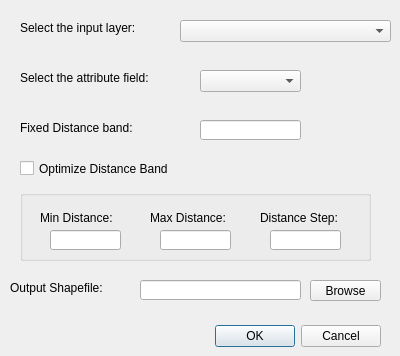
First picture: the form in hotspot_analysis_dialog_base.ui, repository stanly3690/HotSpotAnalysis_Plugin, before the edit.
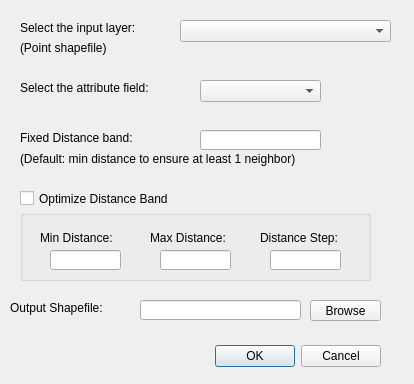
Second picture: the form after the edit.

Diff of the .ui file:
```diff
--- a/hotspot_analysis_dialog_base.ui
+++ b/hotspot_analysis_dialog_base.ui
@@ -6,8 +6,8 @@
    <rect>
     <x>0</x>
     <y>0</y>
-    <width>400</width>
-    <height>356</height>
+    <width>414</width>
+    <height>384</height>
    </rect>
   </property>
   <property name="windowTitle">
@@ -17,7 +17,7 @@
    <property name="geometry">
     <rect>
      <x>40</x>
-     <y>320</y>
+     <y>340</y>
      <width>341</width>
      <height>32</height>
     </rect>
@@ -36,8 +36,8 @@
    <property name="geometry">
     <rect>
      <x>200</x>
-     <y>120</y>
-     <width>101</width>
+     <y>130</y>
+     <width>121</width>
      <height>20</height>
     </rect>
    </property>
@@ -56,7 +56,7 @@
    <property name="geometry">
     <rect>
      <x>20</x>
-     <y>70</y>
+     <y>80</y>
      <width>181</width>
      <height>16</height>
     </rect>
@@ -69,7 +69,7 @@
    <property name="geometry">
     <rect>
      <x>10</x>
-     <y>280</y>
+     <y>300</y>
      <width>131</width>
      <height>16</height>
     </rect>
@@ -82,7 +82,7 @@
    <property name="geometry">
     <rect>
      <x>20</x>
-     <y>120</y>
+     <y>130</y>
      <width>161</width>
      <height>16</height>
     </rect>
@@ -95,7 +95,7 @@
    <property name="geometry">
     <rect>
      <x>310</x>
-     <y>280</y>
+     <y>300</y>
      <width>71</width>
      <height>21</height>
     </rect>
@@ -108,8 +108,8 @@
    <property name="geometry">
     <rect>
      <x>200</x>
-     <y>70</y>
-     <width>101</width>
+     <y>80</y>
+     <width>121</width>
      <height>22</height>
     </rect>
    </property>
@@ -121,7 +121,7 @@
    <property name="geometry">
     <rect>
      <x>20</x>
-     <y>160</y>
+     <y>190</y>
      <width>211</width>
      <height>17</height>
     </rect>
@@ -150,7 +150,7 @@
    <property name="geometry">
     <rect>
      <x>20</x>
-     <y>190</y>
+     <y>210</y>
      <width>351</width>
      <height>71</height>
     </rect>
@@ -232,12 +232,38 @@
    <property name="geometry">
     <rect>
      <x>140</x>
-     <y>280</y>
+     <y>300</y>
      <width>161</width>
      <height>20</height>
     </rect>
    </property>
   </widget>
+  <widget class="QLabel" name="layer_label_2">
+   <property name="geometry">
+    <rect>
+     <x>20</x>
+     <y>40</y>
+     <width>111</width>
+     <height>16</height>
+    </rect>
+   </property>
+   <property name="text">
+    <string>(Point shapefile)</string>
+   </property>
+  </widget>
+  <widget class="QLabel" name="label_2">
+   <property name="geometry">
+    <rect>
+     <x>20</x>
+     <y>150</y>
+     <width>361</width>
+     <height>17</height>
+    </rect>
+   </property>
+   <property name="text">
+    <string>(Default: min distance to ensure at least 1 neighbor)</string>
+   </property>
+  </widget>
  </widget>
  <resources/>
  <connections>
```
